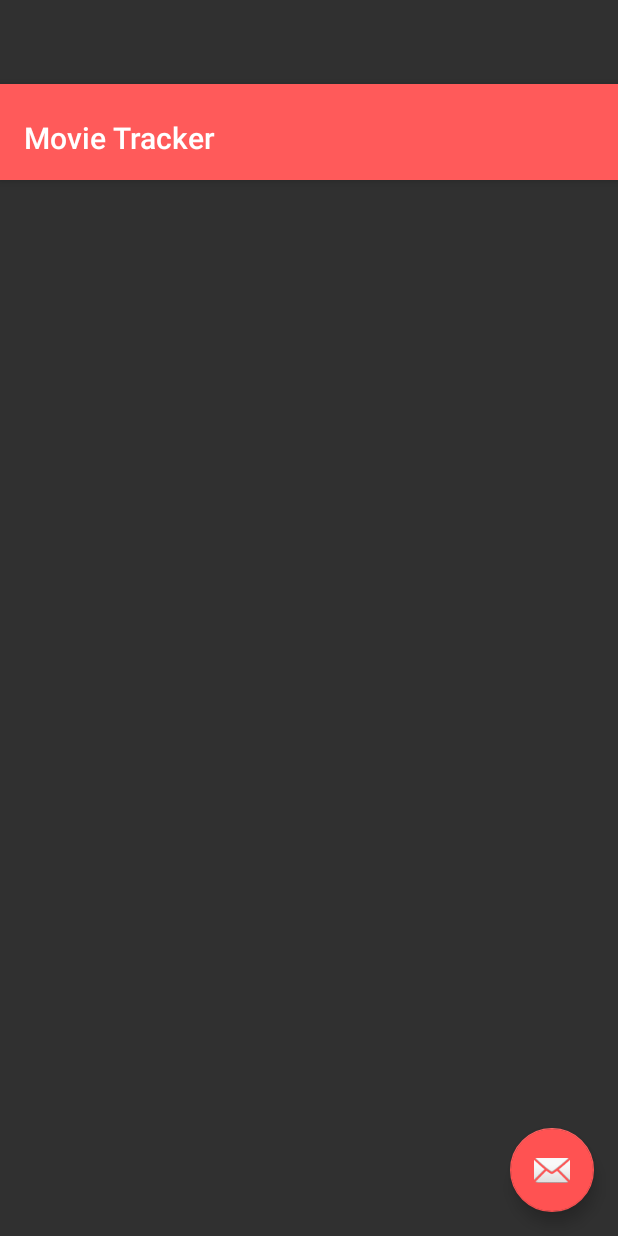
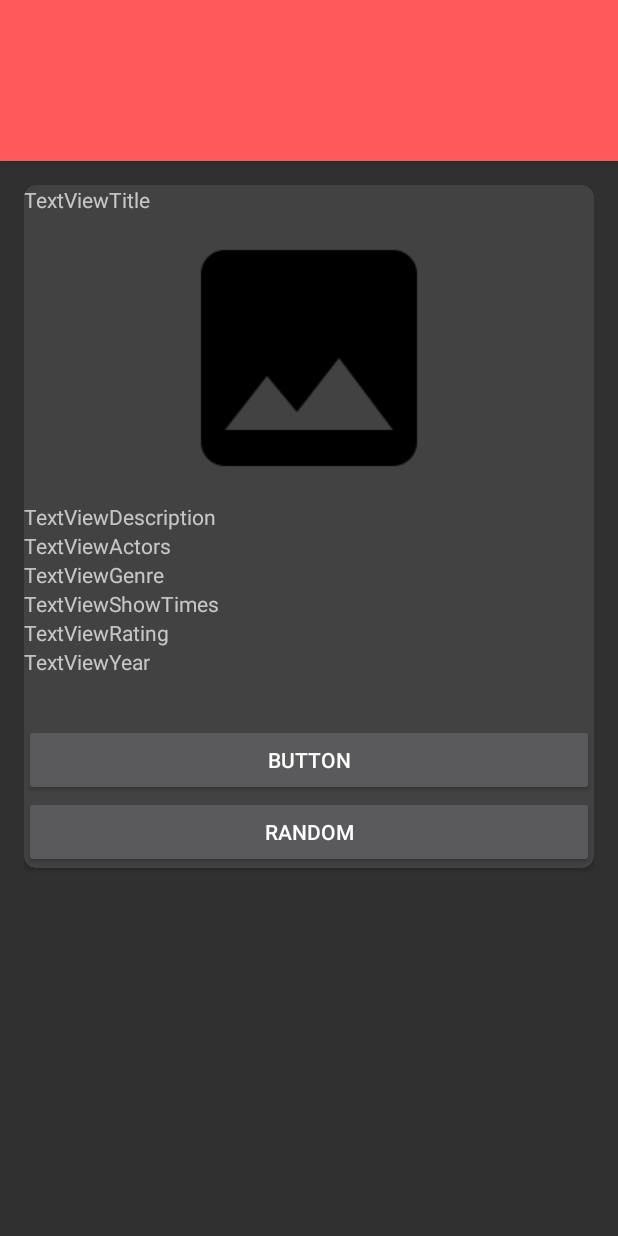
Before and after one commit to ZGorlock/Movie-Tracker, an Android app: the layout activity_suggestions.xml on its own in the app's theme, with its tools: preview values and no code run, on a phone screen of 412 x 824 dp. Run offline under Robolectric (Android 15) with nearby library versions, the phone set to English and light mode, and no system bars.

Commit message:
Added Image display, added Suggestions

```diff
--- a/App/app/src/main/java/client/Test.java
+++ b/App/app/src/main/java/client/Test.java
@@ -232,9 +232,9 @@ public class Test
 
 
 
-        Media retrievedMedia = ServerHandler.retrieveMedia(currentMedia.get(0)); //retrieve the first media in the list, this will return a usable Media entity. This will also download the media's image to the images/ folder, but only the first time. You can get the image from the image field in the entity.
+//        Media retrievedMedia = ServerHandler.retrieveMedia(currentMedia.get(0)); //retrieve the first media in the list, this will return a usable Media entity. This will also download the media's image to the images/ folder, but only the first time. You can get the image from the image field in the entity.
 
-        System.out.println(retrievedMedia.toString());
+//        System.out.println(retrievedMedia.toString());
 
 
 
--- a/App/app/src/main/res/layout/activity_suggestions.xml
+++ b/App/app/src/main/res/layout/activity_suggestions.xml
@@ -2,45 +2,37 @@
 <android.support.design.widget.CoordinatorLayout xmlns:android="http://schemas.android.com/apk/res/android"
     xmlns:app="http://schemas.android.com/apk/res-auto"
     xmlns:tools="http://schemas.android.com/tools"
-    android:id="@+id/main_content"
     android:layout_width="match_parent"
     android:layout_height="match_parent"
     android:fitsSystemWindows="true"
     tools:context="team12.movietracker.SuggestionsActivity">
 
     <android.support.design.widget.AppBarLayout
-        android:id="@+id/appbar"
+        android:id="@+id/app_bar"
         android:layout_width="match_parent"
-        android:layout_height="wrap_content"
-        android:paddingTop="@dimen/appbar_padding_top"
+        android:layout_height="107dp"
+        android:fitsSystemWindows="true"
         android:theme="@style/AppTheme.AppBarOverlay">
 
-        <android.support.v7.widget.Toolbar
-            android:id="@+id/toolbar"
+        <android.support.design.widget.CollapsingToolbarLayout
+            android:id="@+id/toolbar_layout"
             android:layout_width="match_parent"
-            android:layout_height="?attr/actionBarSize"
-            android:layout_weight="1"
-            android:background="?attr/colorPrimary"
-            app:layout_scrollFlags="scroll|enterAlways"
-            app:popupTheme="@style/AppTheme.PopupOverlay"
-            app:title="@string/app_name">
+            android:layout_height="103dp"
+            android:fitsSystemWindows="true"
+            app:contentScrim="?attr/colorPrimary"
+            app:layout_scrollFlags="scroll|exitUntilCollapsed"
+            app:toolbarId="@+id/toolbar">
 
-        </android.support.v7.widget.Toolbar>
+            <android.support.v7.widget.Toolbar
+                android:id="@+id/toolbar"
+                android:layout_width="match_parent"
+                android:layout_height="?attr/actionBarSize"
+                app:layout_collapseMode="pin"
+                app:popupTheme="@style/AppTheme.PopupOverlay" />
 
+        </android.support.design.widget.CollapsingToolbarLayout>
     </android.support.design.widget.AppBarLayout>
 
-    <android.support.v4.view.ViewPager
-        android:id="@+id/container"
-        android:layout_width="match_parent"
-        android:layout_height="match_parent"
-        app:layout_behavior="@string/appbar_scrolling_view_behavior" />
-
-    <android.support.design.widget.FloatingActionButton
-        android:id="@+id/fab"
-        android:layout_width="wrap_content"
-        android:layout_height="wrap_content"
-        android:layout_gravity="end|bottom"
-        android:layout_margin="@dimen/fab_margin"
-        app:srcCompat="@android:drawable/ic_dialog_email" />
+    <include layout="@layout/content_suggestions" />
 
 </android.support.design.widget.CoordinatorLayout>
--- /dev/null
+++ b/App/app/src/main/res/layout/content_suggestions.xml
@@ -0,0 +1,94 @@
+<?xml version="1.0" encoding="utf-8"?>
+<LinearLayout xmlns:android="http://schemas.android.com/apk/res/android"
+    xmlns:app="http://schemas.android.com/apk/res-auto"
+    xmlns:tools="http://schemas.android.com/tools"
+    android:layout_width="match_parent"
+    android:layout_height="match_parent"
+    android:orientation="vertical"
+    app:layout_behavior="@string/appbar_scrolling_view_behavior"
+    tools:context="team12.movietracker.SuggestionsActivity"
+    tools:showIn="@layout/activity_suggestions">
+
+    <ScrollView
+        android:layout_width="match_parent"
+        android:layout_height="match_parent"
+        android:padding="16dp">
+
+        <android.support.v7.widget.CardView
+            android:layout_width="match_parent"
+            android:layout_height="wrap_content"
+            android:layout_marginBottom="16dp"
+            app:cardCornerRadius="8dp">
+
+            <LinearLayout
+                android:layout_width="match_parent"
+                android:layout_height="match_parent"
+                android:orientation="vertical">
+
+                <TextView
+                    android:id="@+id/textViewTitle"
+                    android:layout_width="match_parent"
+                    android:layout_height="wrap_content"
+                    android:text="@string/textviewTitle" />
+
+                <ImageView
+                    android:id="@+id/imageViewPoster"
+                    android:layout_width="match_parent"
+                    android:layout_height="wrap_content"
+                    android:contentDescription="TODO"
+                    app:srcCompat="@drawable/ic_image_black_48dp" />
+
+                <TextView
+                    android:id="@+id/textViewDescription"
+                    android:layout_width="match_parent"
+                    android:layout_height="wrap_content"
+                    android:text="@string/textviewDescription" />
+
+                <TextView
+                    android:id="@+id/textViewActors"
+                    android:layout_width="match_parent"
+                    android:layout_height="wrap_content"
+                    android:text="TextViewActors" />
+
+                <TextView
+                    android:id="@+id/textViewGenre"
+                    android:layout_width="match_parent"
+                    android:layout_height="wrap_content"
+                    android:text="TextViewGenre" />
+
+                <TextView
+                    android:id="@+id/textViewShowTimes"
+                    android:layout_width="match_parent"
+                    android:layout_height="wrap_content"
+                    android:text="TextViewShowTimes" />
+
+                <TextView
+                    android:id="@+id/textViewRating"
+                    android:layout_width="match_parent"
+                    android:layout_height="wrap_content"
+                    android:text="TextViewRating" />
+
+                <TextView
+                    android:id="@+id/textViewYear"
+                    android:layout_width="match_parent"
+                    android:layout_height="wrap_content"
+                    android:text="TextViewYear" />
+
+                <Button
+                    android:id="@+id/buttonAddDeleteFav"
+                    android:layout_width="match_parent"
+                    android:layout_height="wrap_content"
+                    android:layout_marginTop="32dp"
+                    android:text="Button" />
+
+                <Button
+                    android:id="@+id/buttonRandom"
+                    android:layout_width="match_parent"
+                    android:layout_height="wrap_content"
+                    android:text="Random" />
+            </LinearLayout>
+        </android.support.v7.widget.CardView>
+
+    </ScrollView>
+
+</LinearLayout>
--- a/App/app/src/main/res/menu/menu_suggestions.xml
+++ b/App/app/src/main/res/menu/menu_suggestions.xml
@@ -5,6 +5,6 @@
     <item
         android:id="@+id/action_settings"
         android:orderInCategory="100"
-        android:title="@string/action_settings"
+        android:title="@string/title_suggestions"
         app:showAsAction="never" />
 </menu>
```
Also changed, not shown: App/app/src/main/gen/team12/movietracker/BuildConfig.java (added, +8 -0 lines), App/app/src/main/gen/team12/movietracker/Manifest.java (added, +7 -0 lines), App/app/src/main/gen/team12/movietracker/R.java (added, +7 -0 lines), App/app/src/main/java/client/server/ServerHandler.java (+39 -26 lines), App/app/src/main/java/team12/movietracker/DetailRecyclerViewAdapter.java (+13 -1 lines), App/app/src/main/java/team12/movietracker/HomeActivity.java (+1 -14 lines), App/app/src/main/java/team12/movietracker/LoginActivity.java (+29 -0 lines), App/app/src/main/java/team12/movietracker/SearchRecyclerViewAdapter.java (+20 -1 lines), App/app/src/main/java/team12/movietracker/ShowDetailActivity.java (+12 -9 lines), App/app/src/main/java/team12/movietracker/SuggestionsActivity.java (+160 -110 lines), App/app/src/main/res/layout/fragment_suggestions.xml (deleted, +0 -22 lines).
